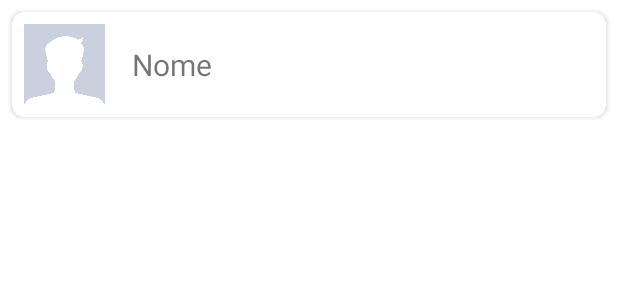
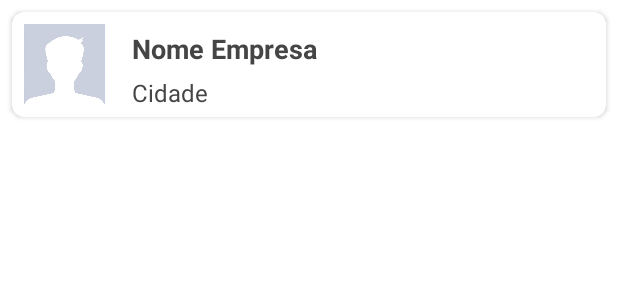
Before and after one commit to victorborges97/projeto-hackacu, an Android app: the layout adapter_pesquisa.xml on its own in the app's theme, with its tools: preview values and no code run, on a phone screen of 412 x 824 dp. Shown: the top 300 px of the screen. Run offline under Robolectric (Android 15) with nearby library versions, the phone set to English and light mode, and no system bars.

Commit message:
Arrumando a pesquisa

```diff
--- a/app/src/main/java/br/com/equipe23/divulgacu/adapter/AdapterPesquisa.java
+++ b/app/src/main/java/br/com/equipe23/divulgacu/adapter/AdapterPesquisa.java
@@ -40,6 +40,7 @@ public class AdapterPesquisa extends RecyclerView.Adapter<AdapterPesquisa.MyView
         Anuncio anuncio = listaAnuncio.get(position);
         holder.nome.setText(anuncio.getNomeEmpresa());
         holder.foto.setImageResource(R.drawable.avatar);
+        holder.cidade.setText(anuncio.getEndereco().getCidade());
 
         if (!anuncio.getLogo().equals("")) {
             Uri uri = Uri.parse(anuncio.getLogo());
@@ -57,13 +58,14 @@ public class AdapterPesquisa extends RecyclerView.Adapter<AdapterPesquisa.MyView
     public class MyViewHolder extends RecyclerView.ViewHolder {
 
         ImageView foto;
-        TextView nome;
+        TextView nome, cidade;
 
         public MyViewHolder(@NonNull View itemView) {
             super(itemView);
 
             foto = itemView.findViewById(R.id.imagePesquisa);
             nome = itemView.findViewById(R.id.textPesquisa);
+            cidade = itemView.findViewById(R.id.textCidade);
         }
     }
 }
--- a/app/src/main/java/br/com/equipe23/divulgacu/fragment/PesquisaFragment.java
+++ b/app/src/main/java/br/com/equipe23/divulgacu/fragment/PesquisaFragment.java
@@ -8,6 +8,7 @@ import androidx.fragment.app.Fragment;
 import androidx.recyclerview.widget.LinearLayoutManager;
 import androidx.recyclerview.widget.RecyclerView;
 
+import android.util.Log;
 import android.view.LayoutInflater;
 import android.view.View;
 import android.view.ViewGroup;
@@ -103,12 +104,11 @@ public class PesquisaFragment extends Fragment {
         listaAnuncios.clear();
 
         if (texto.length() > 2) {
-            Query query = anunciosRef.orderByChild("nomeEmpresaPesquisa").startAt(texto).endAt(texto + "\uf8ff");
+            listaAnuncios.clear();
+            Query query = anunciosRef.child("São João da Barra").orderByChild("nomeEmpresaPesquisa").startAt(texto).endAt(texto + "\uf8ff");
             query.addListenerForSingleValueEvent(new ValueEventListener() {
                 @Override
                 public void onDataChange(@NonNull DataSnapshot snapshot) {
-                    listaAnuncios.clear();
-
                     for (DataSnapshot dataSnapshot : snapshot.getChildren()) {
                         listaAnuncios.add(dataSnapshot.getValue(Anuncio.class));
                     }
@@ -120,6 +120,23 @@ public class PesquisaFragment extends Fragment {
 
                 }
             });
+            Query query2 = anunciosRef.child("Campos do Goytacazes").orderByChild("nomeEmpresaPesquisa").startAt(texto).endAt(texto + "\uf8ff");
+            query2.addListenerForSingleValueEvent(new ValueEventListener() {
+                @Override
+                public void onDataChange(@NonNull DataSnapshot snapshot) {
+                    for (DataSnapshot dataSnapshot : snapshot.getChildren()) {
+                        listaAnuncios.add(dataSnapshot.getValue(Anuncio.class));
+                    }
+                    adapterPesquisa.notifyDataSetChanged();
+                }
+
+                @Override
+                public void onCancelled(@NonNull DatabaseError error) {
+
+                }
+            });
+
+            Log.d("ANUNCIOS", listaAnuncios.toString());
         }
     }
 
--- a/app/src/main/java/br/com/equipe23/divulgacu/model/Anuncio.java
+++ b/app/src/main/java/br/com/equipe23/divulgacu/model/Anuncio.java
@@ -66,7 +66,7 @@ public class Anuncio implements Parcelable {
                 .child("meus_anuncios");
 
         anuncioRef.child(idUsuario)
-                .child(getIdAnuncio())
+                //.child(getIdAnuncio())
                 .setValue(this);
 
         salvarAnuncioPublico();
@@ -78,7 +78,7 @@ public class Anuncio implements Parcelable {
         DatabaseReference anuncioRef = ConfiguracaoFirebase.getFirebaseDatabase()
                 .child("anuncios");
 
-        anuncioRef.child(getCidade())
+        anuncioRef.child(endereco.getCidade())
                 .child(getIdAnuncio())
                 .setValue(this);
     }
--- a/app/src/main/res/layout/adapter_pesquisa.xml
+++ b/app/src/main/res/layout/adapter_pesquisa.xml
@@ -8,28 +8,53 @@
     android:padding="16dp"
     app:cardCornerRadius="8dp">
 
-    <LinearLayout
+    <androidx.constraintlayout.widget.ConstraintLayout
         android:layout_width="match_parent"
-        android:layout_height="wrap_content"
-        android:orientation="horizontal">
+        android:layout_height="wrap_content">
+
 
         <ImageView
             android:id="@+id/imagePesquisa"
             android:layout_width="70dp"
             android:layout_height="70dp"
             android:padding="8dp"
-            android:src="@drawable/avatar" />
+            android:src="@drawable/avatar"
+            app:layout_constraintBottom_toBottomOf="parent"
+            app:layout_constraintStart_toStartOf="parent"
+            app:layout_constraintTop_toTopOf="parent" />
 
         <TextView
             android:id="@+id/textPesquisa"
             style="@style/TextCardAnuncio"
-            android:layout_width="wrap_content"
+            android:layout_width="0dp"
             android:layout_height="match_parent"
-            android:layout_marginLeft="10dp"
-            android:layout_weight="1"
-            android:gravity="center|left"
-            android:text="Nome" />
+            android:layout_marginHorizontal="10dp"
+            android:layout_marginTop="5dp"
+            android:text="Nome Empresa"
+            android:singleLine="true"
+            android:ellipsize="marquee"
+            android:textSize="18sp"
+            android:textStyle="bold"
+            android:textColor="@color/color_text"
+            app:layout_constraintBottom_toTopOf="@+id/textCidade"
+            app:layout_constraintEnd_toEndOf="parent"
+            app:layout_constraintStart_toEndOf="@+id/imagePesquisa"
+            app:layout_constraintTop_toTopOf="parent" />
 
-    </LinearLayout>
+        <TextView
+            android:id="@+id/textCidade"
+            style="@style/TextCardAnuncio"
+            android:layout_width="0dp"
+            android:layout_height="match_parent"
+            android:layout_marginHorizontal="10dp"
+            android:layout_marginBottom="5dp"
+            android:text="Cidade"
+            android:textSize="16sp"
+            android:textColor="@color/color_text"
+            app:layout_constraintBottom_toBottomOf="parent"
+            app:layout_constraintEnd_toEndOf="parent"
+            app:layout_constraintStart_toEndOf="@+id/imagePesquisa" />
+
+    </androidx.constraintlayout.widget.ConstraintLayout>
 
 </androidx.cardview.widget.CardView>
```
